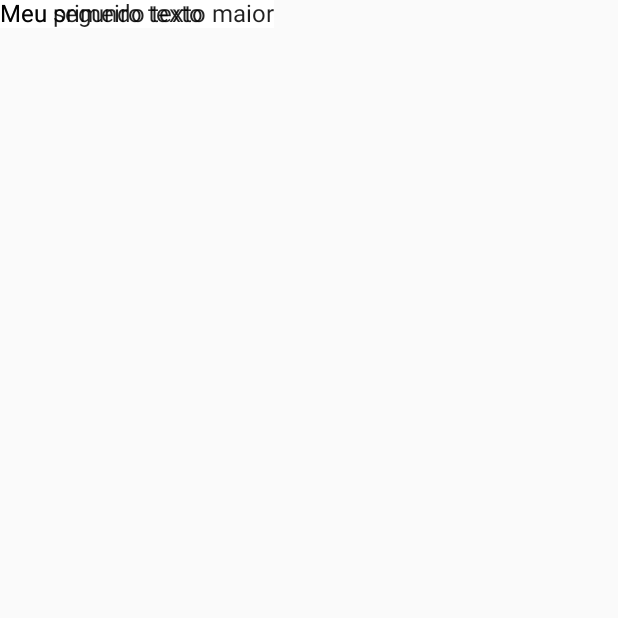
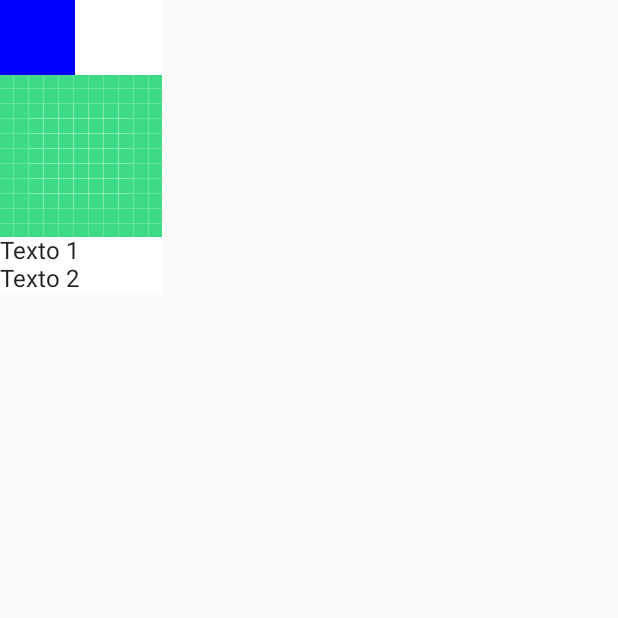
Before and after one commit to rodrigosscode/Aluravery, an Android app built with Jetpack Compose: the screen it shows after launch (MainActivity), on a phone screen of 412 x 824 dp, the top half of it. Run offline under Robolectric (Android 15) with nearby library versions, the phone set to English and light mode, and no system bars.

Commit message:
[Alura]#2 - Extraindo Components, Modifiers

```diff
--- a/app/src/main/java/br/com/sscode/aluvery/MainActivity.kt
+++ b/app/src/main/java/br/com/sscode/aluvery/MainActivity.kt
@@ -1,13 +1,22 @@
 package br.com.sscode.aluvery
 
-import android.content.res.Configuration.UI_MODE_NIGHT_YES
 import android.os.Bundle
 import androidx.activity.ComponentActivity
 import androidx.activity.compose.setContent
+import androidx.compose.foundation.Image
+import androidx.compose.foundation.background
+import androidx.compose.foundation.layout.Box
+import androidx.compose.foundation.layout.Column
+import androidx.compose.foundation.layout.height
+import androidx.compose.foundation.layout.width
 import androidx.compose.material.Surface
 import androidx.compose.material.Text
 import androidx.compose.runtime.Composable
+import androidx.compose.ui.Modifier
+import androidx.compose.ui.graphics.Color
+import androidx.compose.ui.res.painterResource
 import androidx.compose.ui.tooling.preview.Preview
+import androidx.compose.ui.unit.dp
 import br.com.sscode.aluvery.ui.theme.AluveryTheme
 
 class MainActivity : ComponentActivity() {
@@ -16,38 +25,25 @@ class MainActivity : ComponentActivity() {
         setContent {
             AluveryTheme {
                 Surface {
-                    MyFirstComposable()
+                    ProductItem()
                 }
             }
         }
     }
 }
 
+@Preview(showBackground = true)
 @Composable
-fun MyFirstComposable() {
-    Text(text = "Meu primeiro texto")
-    Text(text = "Meu segundo texto maior")
+fun ProductItem() = Column {
+    Box(modifier = Modifier
+        .height(50.dp)
+        .background(color = Color.Blue)
+        .width(50.dp)
+    )
+    Image(
+        painter = painterResource(id = R.drawable.ic_launcher_background),
+        contentDescription = "Imagem do produto"
+    )
+    Text(text = "Texto 1")
+    Text(text = "Texto 2")
 }
-
-@Preview(
-    name = "DarkTextPreview",
-    uiMode = UI_MODE_NIGHT_YES
-)
-@Preview(
-    name = "OtherTextPreview",
-)
-@Preview(
-    showBackground = true,
-    name = "TextPreview",
-    widthDp = 200,
-    heightDp = 200,
-    backgroundColor = 0xFFFF1144
-)
-@Composable
-fun MyFirstComposablePreview() {
-    AluveryTheme {
-        Surface {
-            MyFirstComposable()
-        }
-    }
-}
```
Also changed, not shown: app/src/main/java/br/com/sscode/aluvery/ui/components/TestComponents.kt (added, +112 -0 lines).
